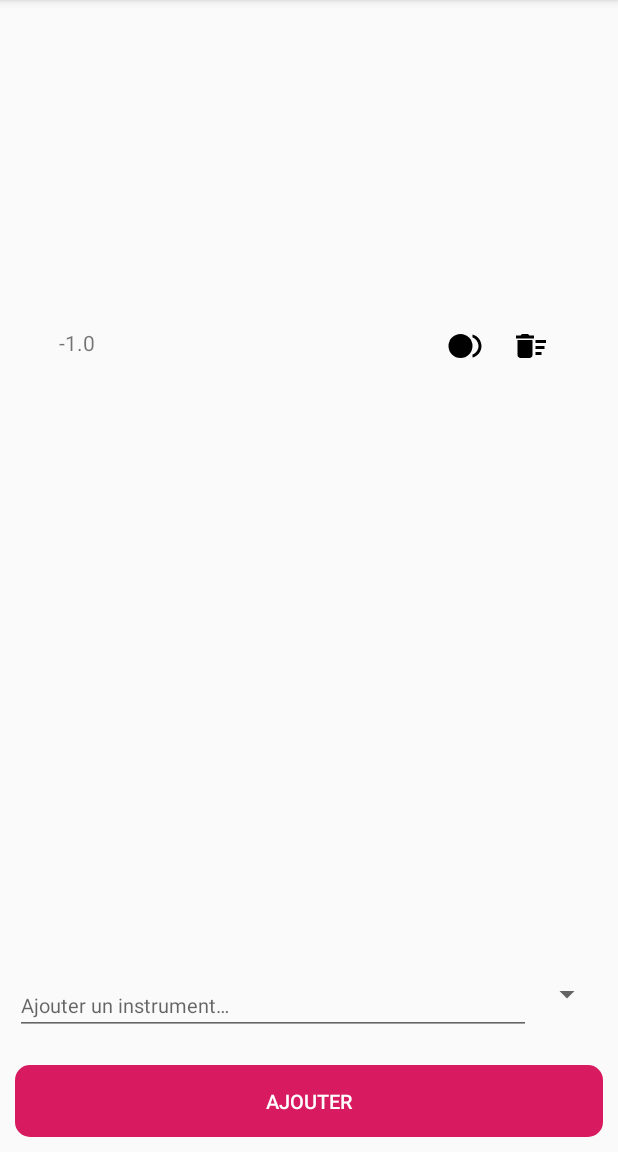
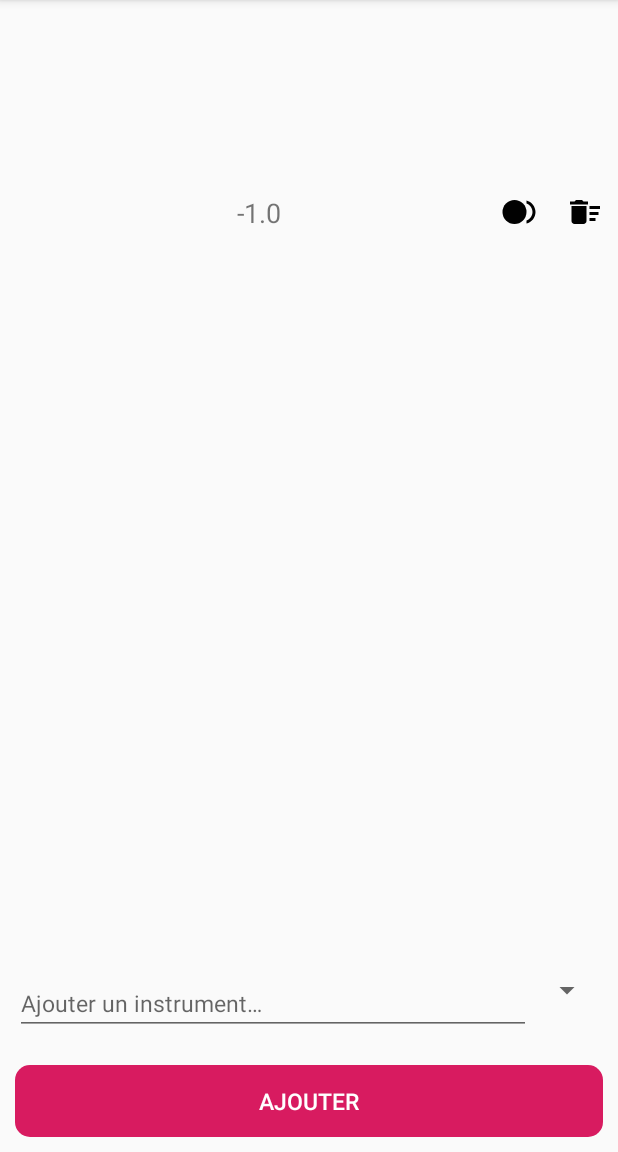
Before and after one commit to moonkeys/Recordo_PlayStore, an Android app: the PresetsFragment screen opened directly, with no data from a screen before it, after a tap on "AJOUTER", on a phone screen of 412 x 824 dp, the part 84-1236 px from its top. Run offline under Robolectric (Android 15) with nearby library versions, the phone set to English and light mode, and no system bars; our stand-ins replace ButterKnife, Room's generated code, RxJava; libraries missing offline, so code that uses them is left out: android.arch.persistence; 1 statement that could not run was skipped.

```diff
--- a/app/src/main/java/com/example/gmax1/recordo_playstore/fragment/PresetsFragment.java
+++ b/app/src/main/java/com/example/gmax1/recordo_playstore/fragment/PresetsFragment.java
@@ -35,8 +35,8 @@ public class PresetsFragment extends BaseActivity implements InstrumentAdapter.L
 
     // FOR DESIGN
     @BindView(R.id.preset_recyclerView) RecyclerView recyclerView; // 1 - Declare RecyclerView
-    @BindView(R.id.todo_list_activity_spinner) Spinner spinner;
-    @BindView(R.id.todo_list_activity_edit_text) EditText editText;
+    @BindView(R.id.preset_list_activity_spinner) Spinner spinner;
+    @BindView(R.id.preset_list_activity_edit_text) EditText editText;
     @BindView(R.id.preset_list_fragment_header_nomPreset) TextView profileText;
 
     //FOR DATA
--- a/app/src/main/java/com/example/gmax1/recordo_playstore/views/InstrumentViewHolder.java
+++ b/app/src/main/java/com/example/gmax1/recordo_playstore/views/InstrumentViewHolder.java
@@ -17,7 +17,8 @@ public class InstrumentViewHolder extends RecyclerView.ViewHolder implements Vie
 
     @BindView(R.id.nomInstrument) TextView nomInstrumentTestView;
     @BindView(R.id.nbdB) TextView nbdBTestView;
-    @BindView(R.id.presets_record) ImageButton imageButton;
+    @BindView(R.id.presets_record) ImageButton imageButtonRecord;
+    @BindView(R.id.instrument_remove) ImageButton imageButtonRemove;
 
     // FOR DATA
     private WeakReference<InstrumentAdapter.Listener> callbackWeakRef;
@@ -31,7 +32,7 @@ public class InstrumentViewHolder extends RecyclerView.ViewHolder implements Vie
         this.callbackWeakRef = new WeakReference<InstrumentAdapter.Listener>(callback);
         this.nomInstrumentTestView.setText(instrument.getNomInstrument());
         this.nbdBTestView.setText(Float.toString(instrument.getNbdB()));
-        this.imageButton.setOnClickListener(this); //Bouton enregistrer instument
+        this.imageButtonRemove.setOnClickListener(this); //Bouton enregistrer instument
     }
 
 
--- a/app/src/main/res/layout/fragment_presets.xml
+++ b/app/src/main/res/layout/fragment_presets.xml
@@ -17,48 +17,47 @@
         <TextView
             android:id="@+id/preset_list_fragment_header_nomPreset"
             android:layout_width="match_parent"
-            android:layout_height="wrap_content"
-            android:textStyle="bold"
+            android:layout_height="99dp"
+            android:layout_margin="@dimen/default_margin"
+            android:gravity="center"
             android:textColor="@color/colorPrimaryDark"
-            android:gravity="center"
             android:textSize="@dimen/default_title_size"
-            android:layout_margin="@dimen/default_margin"/>
+            android:textStyle="bold" />
 
     </LinearLayout>
 
     <android.support.v7.widget.RecyclerView
         android:id="@+id/preset_recyclerView"
-        android:layout_width="368dp"
-        android:layout_height="495dp"
+        android:layout_width="match_parent"
+        android:layout_height="match_parent"
         android:layout_alignParentBottom="true"
-        android:layout_marginStart="8dp"
-        android:layout_marginTop="8dp"
-        android:layout_marginEnd="8dp"
-        android:layout_marginBottom="64dp" />
+        android:layout_above="@id/preset_list_activity_relative_layout_bottom"
+        android:layout_below="@id/preset_list_fragment_header"/>
+
     <RelativeLayout
-        android:id="@+id/todo_list_activity_relative_layout_bottom"
+        android:id="@+id/preset_list_activity_relative_layout_bottom"
         android:layout_width="match_parent"
         android:layout_height="wrap_content"
-        android:layout_margin="@dimen/default_margin"
-        android:layout_above="@id/buttonAddInstrument">
+        android:layout_above="@id/buttonAddInstrument"
+        android:layout_margin="@dimen/default_margin">
 
         <!-- EDIT TEXT  -->
         <EditText
-            android:id="@+id/todo_list_activity_edit_text"
+            android:id="@+id/preset_list_activity_edit_text"
             android:layout_width="match_parent"
             android:layout_height="wrap_content"
-            android:textSize="@dimen/default_text_size"
+            android:layout_toLeftOf="@id/preset_list_activity_spinner"
             android:hint="@string/instruments_ajouter"
-            android:layout_toLeftOf="@id/todo_list_activity_spinner"/>
+            android:textSize="@dimen/default_text_size" />
 
         <!-- SPINNER  -->
         <Spinner
-            android:id="@+id/todo_list_activity_spinner"
+            android:id="@+id/preset_list_activity_spinner"
             android:layout_width="wrap_content"
             android:layout_height="wrap_content"
             android:layout_alignParentRight="true"
-            android:textSize="@dimen/default_text_size"/>
-        </RelativeLayout>
+            android:textSize="@dimen/default_text_size" />
+    </RelativeLayout>
 
     <!-- BUTTON TODOLIST -->
     <Button
--- a/app/src/main/res/layout/presets.xml
+++ b/app/src/main/res/layout/presets.xml
@@ -17,6 +17,7 @@
         android:layout_height="wrap_content"
         android:layout_weight="1"
         android:layout_margin="@dimen/default_margin"
+        android:textSize="@dimen/list_text_size"
         android:text="@string/nomInstrument" />
 
     <TextView
@@ -25,6 +26,8 @@
         android:layout_height="wrap_content"
         android:layout_weight="125"
         android:layout_margin="@dimen/default_margin"
+        android:textAlignment="center"
+        android:textSize="@dimen/list_text_size"
         android:text="@string/nbdB" />
 
     <ImageButton
--- a/app/src/main/res/values/dimens.xml
+++ b/app/src/main/res/values/dimens.xml
@@ -7,6 +7,7 @@
     <dimen name="default_large_margin">20dip</dimen>
     <dimen name="default_margin">10dip</dimen>
     <dimen name="default_title_size">20sp</dimen>
-    <dimen name="default_text_size">13sp</dimen>
+    <dimen name="default_text_size">15sp</dimen>
+    <dimen name="list_text_size">18sp</dimen>
     <dimen name="default_text_size_mini">8sp</dimen>
 </resources>
```
